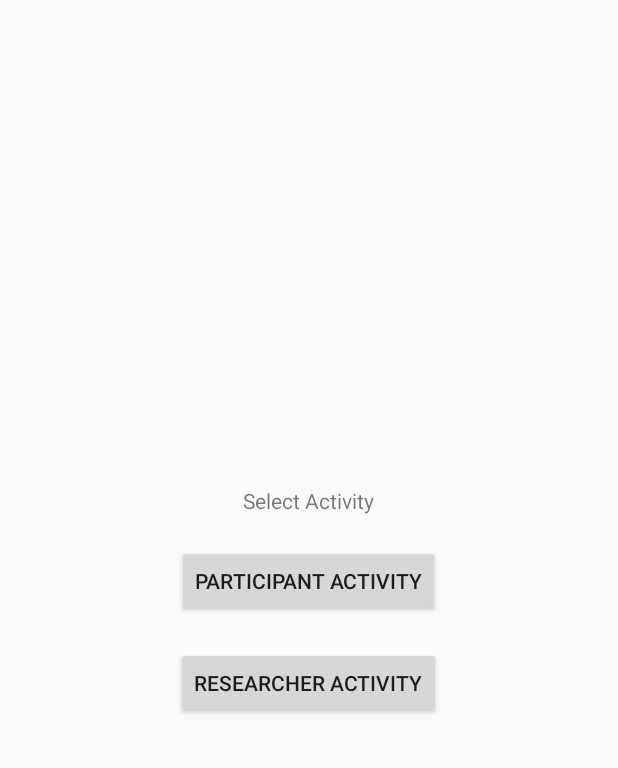
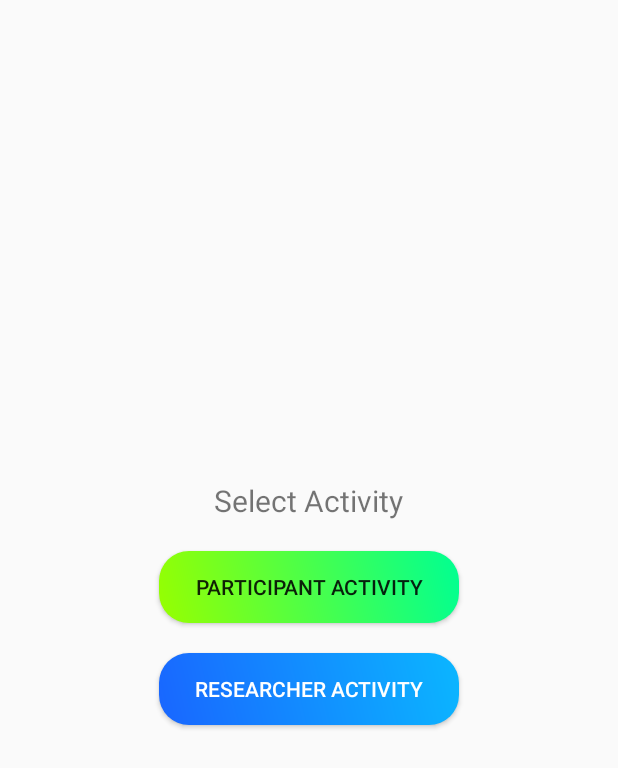
Before and after one commit to grahamhome/HeartBit, an Android app: the layout activity_picker.xml on its own in the app's theme, with its tools: preview values and no code run, on a phone screen of 412 x 824 dp. Shown: the top 768 px of the screen. Run offline under Robolectric (Android 15) with nearby library versions, the phone set to English and light mode, and no system bars.

```diff
--- a/app/src/main/java/com/home/graham/heartbit/InfoActivity.java
+++ b/app/src/main/java/com/home/graham/heartbit/InfoActivity.java
@@ -16,7 +16,7 @@ public class InfoActivity extends AppCompatActivity {
             @Override
             public void onClick(View view) {
                 UserData.setIntructionsViewed(true, InfoActivity.this);
-                startActivity(new Intent(InfoActivity.this, BreathingCoach.class));
+                startActivity(new Intent(InfoActivity.this, PickerActivity.class));
             }
         });
     }
--- a/app/src/main/java/com/home/graham/heartbit/IntroActivity.java
+++ b/app/src/main/java/com/home/graham/heartbit/IntroActivity.java
@@ -6,6 +6,7 @@ import android.os.Bundle;
 import android.view.View;
 import android.view.WindowManager;
 import android.widget.EditText;
+import android.widget.Toast;
 
 public class IntroActivity extends AppCompatActivity {
 
@@ -27,7 +28,10 @@ public class IntroActivity extends AppCompatActivity {
                 } else {
                     UserData.setName(name, IntroActivity.this);
                     UserData.setIntroViewed(true, IntroActivity.this);
-                    startActivity(new Intent(IntroActivity.this, BreathingCoach.class));
+                    if (name.equals(getString(R.string.researcher_name))) {
+                        Toast.makeText(getApplicationContext(), getString(R.string.researcher_mode_unlock_message), Toast.LENGTH_SHORT).show();
+                    }
+                    startActivity(new Intent(IntroActivity.this, PickerActivity.class));
                 }
             }
         });
--- /dev/null
+++ b/app/src/main/res/drawable/button_2.xml
@@ -0,0 +1,12 @@
+<?xml version="1.0" encoding="utf-8"?>
+<shape xmlns:android="http://schemas.android.com/apk/res/android">
+    <gradient
+        android:angle="45"
+        android:startColor="@color/colorFinishedCircle"
+        android:endColor="@color/colorUnfinishedCircle"/>
+    <corners
+        android:bottomLeftRadius="20dp"
+        android:bottomRightRadius="20dp"
+        android:topLeftRadius="20dp"
+        android:topRightRadius="20dp"/>
+</shape>
--- a/app/src/main/res/layout/activity_picker.xml
+++ b/app/src/main/res/layout/activity_picker.xml
@@ -11,21 +11,26 @@
         android:layout_width="wrap_content"
         android:layout_height="wrap_content"
         android:layout_marginBottom="20dp"
-        android:text="@string/activity_picker_title"/>
+        android:textAlignment="center"
+        android:text="@string/activity_picker_title"
+        android:textSize="20sp" />
 
     <Button
-    android:id="@+id/participant_activity_button"
-    android:layout_width="wrap_content"
-    android:layout_height="wrap_content"
-    android:layout_marginBottom="20dp"
-    android:text="@string/participant_activity_name"/>
+        android:id="@+id/participant_activity_button"
+        android:layout_width="200dp"
+        android:layout_height="wrap_content"
+        android:layout_marginBottom="20dp"
+        android:text="@string/participant_activity_name"
+        android:background="@drawable/button" />
 
     <Button
         android:id="@+id/researcher_activity_button"
-        android:layout_width="wrap_content"
+        android:layout_width="200dp"
         android:layout_height="wrap_content"
         android:layout_marginBottom="20dp"
-        android:text="@string/researcher_activity_name"/>
+        android:text="@string/researcher_activity_name"
+        android:textColor="@android:color/white"
+        android:background="@drawable/button_2" />
 
 
 </LinearLayout>
```
Also changed, not shown: app/src/main/java/com/home/graham/heartbit/BreathingCoach.java (+26 -17 lines), app/src/main/java/com/home/graham/heartbit/GraphActivity.java (+80 -4 lines), app/src/main/java/com/home/graham/heartbit/PickerActivity.java (+10 -3 lines), app/src/main/java/com/home/graham/heartbit/Polar.java (+5 -5 lines), app/src/main/java/com/home/graham/heartbit/RRReceiver.java (+14 -16 lines), app/src/main/res/values/strings.xml (+8 -4 lines).
